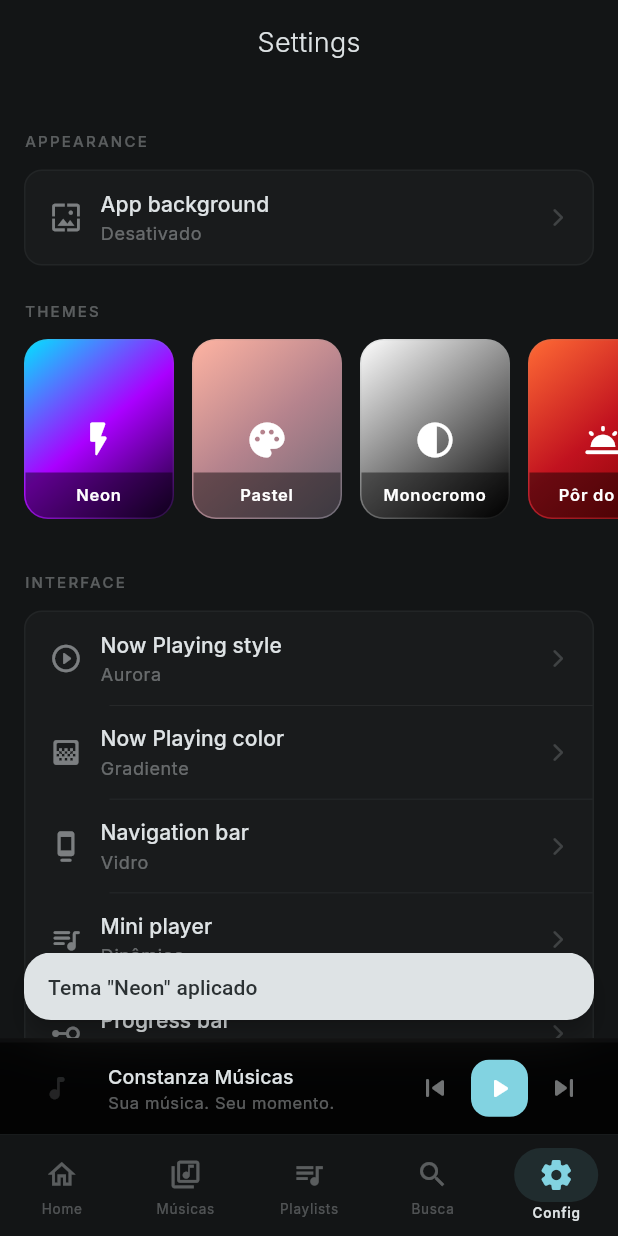
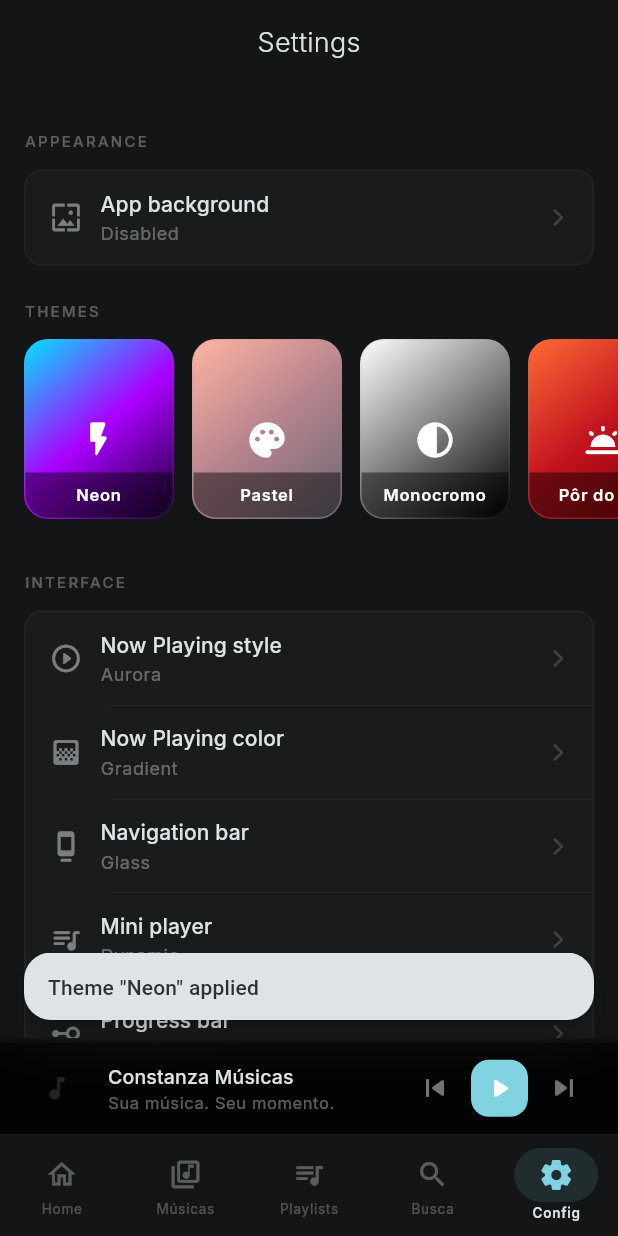
Before and after one commit to Elcidio-oficial/constanza-player, a Flutter app: the SettingsPage screen opened by its route, after a tap on "Neon", on a phone screen of 412 x 824 dp. Run offline on Flutter 3.47's test engine with Material 3 defaults, Android fonts, the phone set to English and light mode, and no system bars; our stand-ins replace audio_service, cached_network_image, equatable, flutter_animate, flutter_riverpod, go_router and 7 more; missing offline and left inert: audio_session; accounts and stored records are empty; generated files the repository leaves out were written again.

Commit message:
feat(i18n): Onda 3 — theme labels, settings dialogs, library headers
ARBs ampliados (+50 chaves)
- themeMode (system/light/dark)
- npStyle: classic/circular/large/fullBlur/vinyl/minimalist/aurora/elegant/wave/mosaic
- navBar: glass/artwork/solid/minimal
- miniPlayer: glass/artwork/minimal/card/dynamic
- mediaBar: minimal/glow/gradient/thick/classic
- npColorStyle: degrade/gradient
- albums/artists: title + count
- folders: title + apply + disabled
- duplicates/history/statistics/genres/composers titles

ThemeState
- 7 getters Label convertidos para métodos que recebem AppLocalizations
  (themeMode/listDensity/nowPlayingStyle/navBar/miniPlayer/mediaBar/colorStyle)
- AppLocalizations importado no provider

SettingsPage
- 5 subtitles atualizados para passar l10n nos métodos Label
- Subtitle "Fundo do App" agora localizado (Desativado/Gradiente/Imagem personalizada)
- Snackbar "Tema X aplicado" usa l10n.snackbarThemeApplied
- 4 dialogs migrados (NowPlayingStyle, NavBar, MiniPlayer, MediaBar) com options
  e títulos do l10n

Library pages
- AlbumsPage: AppBar title
- ArtistsPage: AppBar title
- FoldersPage: AppBar title (BIBLIOTECA + Pastas), botão Aplicar

flutter analyze 0 issues; build release 60.0 MB com R8.

Co-Authored-By: Claude Opus 4.7 <noreply@anthropic.com>

```diff
--- a/lib/presentation/pages/library/albums_page.dart
+++ b/lib/presentation/pages/library/albums_page.dart
@@ -1,5 +1,6 @@
 import 'package:flutter/material.dart';
 import 'package:flutter_riverpod/flutter_riverpod.dart';
+import 'package:constanza_player/l10n/gen/app_localizations.dart';
 import 'package:constanza_player/core/theme/app_spacing.dart';
 import 'package:constanza_player/core/utils/background_helper.dart';
 import 'package:constanza_player/core/utils/app_page_route.dart';
@@ -50,7 +51,7 @@ class _AlbumsPageState extends ConsumerState<AlbumsPage> {
         backgroundColor: Colors.transparent,
         appBar: AppBar(
           title: Text(
-            'Álbuns',
+            AppLocalizations.of(context).albumsTitle,
             style: theme.textTheme.titleLarge?.copyWith(
               fontWeight: FontWeight.w600,
             ),
--- a/lib/presentation/pages/library/artists_page.dart
+++ b/lib/presentation/pages/library/artists_page.dart
@@ -1,5 +1,6 @@
 import 'package:flutter/material.dart';
 import 'package:flutter_riverpod/flutter_riverpod.dart';
+import 'package:constanza_player/l10n/gen/app_localizations.dart';
 import 'package:constanza_player/core/theme/app_spacing.dart';
 import 'package:constanza_player/core/utils/background_helper.dart';
 import 'package:constanza_player/core/utils/app_page_route.dart';
@@ -50,7 +51,7 @@ class _ArtistsPageState extends ConsumerState<ArtistsPage> {
         backgroundColor: Colors.transparent,
         appBar: AppBar(
           title: Text(
-            'Artistas',
+            AppLocalizations.of(context).artistsTitle,
             style: theme.textTheme.titleLarge?.copyWith(
               fontWeight: FontWeight.w600,
             ),
--- a/lib/presentation/pages/settings/settings_page.dart
+++ b/lib/presentation/pages/settings/settings_page.dart
@@ -67,10 +67,11 @@ class SettingsPage extends ConsumerWidget {
                 icon: Icons.wallpaper_outlined,
                 title: l10n.settingsAppBackground,
                 subtitle: switch (themeState.backgroundType) {
-                  BackgroundType.none => 'Desativado',
+                  BackgroundType.none => l10n.settingsBackgroundOff,
                   BackgroundType.gradient =>
-                    themeState.currentGradient?.name ?? 'Gradiente',
-                  BackgroundType.image => 'Imagem personalizada',
+                    themeState.currentGradient?.name ??
+                        l10n.settingsBackgroundGradient,
+                  BackgroundType.image => l10n.settingsBackgroundCustomImage,
                 },
                 colors: colors,
                 theme: theme,
@@ -104,7 +105,7 @@ class SettingsPage extends ConsumerWidget {
                     ref.read(themeProvider.notifier).applyThemePreset(preset);
                     ScaffoldMessenger.of(context).showSnackBar(
                       SnackBar(
-                        content: Text('Tema "${preset.name}" aplicado'),
+                        content: Text(l10n.snackbarThemeApplied(preset.name)),
                         duration: const Duration(seconds: 2),
                       ),
                     );
@@ -177,7 +178,7 @@ class SettingsPage extends ConsumerWidget {
               _SettingsTile(
                 icon: Icons.play_circle_outline_rounded,
                 title: l10n.settingsNowPlayingStyle,
-                subtitle: themeState.nowPlayingStyleLabel,
+                subtitle: themeState.nowPlayingStyleLabel(l10n),
                 colors: colors,
                 theme: theme,
                 onTap: () => _showNowPlayingStyleDialog(context, ref),
@@ -186,7 +187,7 @@ class SettingsPage extends ConsumerWidget {
               _SettingsTile(
                 icon: Icons.gradient_rounded,
                 title: l10n.settingsNowPlayingColor,
-                subtitle: themeState.nowPlayingColorStyleLabel,
+                subtitle: themeState.nowPlayingColorStyleLabel(l10n),
                 colors: colors,
                 theme: theme,
                 onTap: () => _showNowPlayingColorStyleDialog(context, ref),
@@ -195,7 +196,7 @@ class SettingsPage extends ConsumerWidget {
               _SettingsTile(
                 icon: Icons.dock_rounded,
                 title: l10n.settingsNavBar,
-                subtitle: themeState.navBarStyleLabel,
+                subtitle: themeState.navBarStyleLabel(l10n),
                 colors: colors,
                 theme: theme,
                 onTap: () => _showNavBarStyleDialog(context, ref),
@@ -204,7 +205,7 @@ class SettingsPage extends ConsumerWidget {
               _SettingsTile(
                 icon: Icons.queue_music_rounded,
                 title: l10n.settingsMiniPlayer,
-                subtitle: themeState.miniPlayerStyleLabel,
+                subtitle: themeState.miniPlayerStyleLabel(l10n),
                 colors: colors,
                 theme: theme,
                 onTap: () => _showMiniPlayerStyleDialog(context, ref),
@@ -213,7 +214,7 @@ class SettingsPage extends ConsumerWidget {
               _SettingsTile(
                 icon: Icons.linear_scale_rounded,
                 title: l10n.settingsProgressBar,
-                subtitle: themeState.mediaBarStyleLabel,
+                subtitle: themeState.mediaBarStyleLabel(l10n),
                 colors: colors,
                 theme: theme,
                 onTap: () => _showMediaBarStyleDialog(context, ref),
@@ -877,18 +878,27 @@ class SettingsPage extends ConsumerWidget {
 
   void _showNowPlayingStyleDialog(BuildContext context, WidgetRef ref) {
     final colors = Theme.of(context).colorScheme;
+    final l10n = AppLocalizations.of(context);
     final current = ref.read(themeProvider).nowPlayingStyle;
     final options = [
-      (NowPlayingStyle.classic, 'Clássico', Icons.crop_square_rounded),
-      (NowPlayingStyle.circular, 'Circular', Icons.circle_outlined),
-      (NowPlayingStyle.large, 'Cinema', Icons.crop_landscape_rounded),
-      (NowPlayingStyle.fullBlur, 'Imersivo', Icons.blur_circular_rounded),
-      (NowPlayingStyle.vinyl, 'Vinil', Icons.album_rounded),
-      (NowPlayingStyle.minimalist, 'Minimalista', Icons.space_bar_rounded),
-      (NowPlayingStyle.aurora, 'Aurora', Icons.auto_awesome_rounded),
-      (NowPlayingStyle.elegant, 'Elegante', Icons.diamond_outlined),
-      (NowPlayingStyle.wave, 'Ondas', Icons.waves_rounded),
-      (NowPlayingStyle.mosaic, 'Mosaico', Icons.grid_view_rounded),
+      (NowPlayingStyle.classic, l10n.npStyleClassic, Icons.crop_square_rounded),
+      (NowPlayingStyle.circular, l10n.npStyleCircular, Icons.circle_outlined),
+      (NowPlayingStyle.large, l10n.npStyleLarge, Icons.crop_landscape_rounded),
+      (
+        NowPlayingStyle.fullBlur,
+        l10n.npStyleFullBlur,
+        Icons.blur_circular_rounded,
+      ),
+      (NowPlayingStyle.vinyl, l10n.npStyleVinyl, Icons.album_rounded),
+      (
+        NowPlayingStyle.minimalist,
+        l10n.npStyleMinimalist,
+        Icons.space_bar_rounded,
+      ),
+      (NowPlayingStyle.aurora, l10n.npStyleAurora, Icons.auto_awesome_rounded),
+      (NowPlayingStyle.elegant, l10n.npStyleElegant, Icons.diamond_outlined),
+      (NowPlayingStyle.wave, l10n.npStyleWave, Icons.waves_rounded),
+      (NowPlayingStyle.mosaic, l10n.npStyleMosaic, Icons.grid_view_rounded),
     ];
     showDialog(
       context: context,
@@ -897,7 +907,7 @@ class SettingsPage extends ConsumerWidget {
         shape: RoundedRectangleBorder(
           borderRadius: BorderRadius.circular(AppSpacing.radiusLg),
         ),
-        title: const Text('Estilo Now Playing'),
+        title: Text(l10n.settingsNowPlayingStyle),
         children: options.map((o) {
           return _dialogOption(ctx, o.$2, o.$3, current == o.$1, () {
             ref.read(themeProvider.notifier).setNowPlayingStyle(o.$1);
@@ -1004,12 +1014,13 @@ class SettingsPage extends ConsumerWidget {
 
   void _showNavBarStyleDialog(BuildContext context, WidgetRef ref) {
     final colors = Theme.of(context).colorScheme;
+    final l10n = AppLocalizations.of(context);
     final current = ref.read(themeProvider).navBarStyle;
     final options = [
-      (NavBarStyle.glass, 'Vidro', Icons.blur_on_rounded),
-      (NavBarStyle.artwork, 'Capa', Icons.image_rounded),
-      (NavBarStyle.solid, 'Sólido', Icons.square_rounded),
-      (NavBarStyle.minimal, 'Minimal', Icons.minimize_rounded),
+      (NavBarStyle.glass, l10n.navBarGlass, Icons.blur_on_rounded),
+      (NavBarStyle.artwork, l10n.navBarArtwork, Icons.image_rounded),
+      (NavBarStyle.solid, l10n.navBarSolid, Icons.square_rounded),
+      (NavBarStyle.minimal, l10n.navBarMinimal, Icons.minimize_rounded),
     ];
     showDialog(
       context: context,
@@ -1018,7 +1029,7 @@ class SettingsPage extends ConsumerWidget {
         shape: RoundedRectangleBorder(
           borderRadius: BorderRadius.circular(AppSpacing.radiusLg),
         ),
-        title: const Text('Barra de Navegação'),
+        title: Text(l10n.settingsNavBar),
         children: options.map((o) {
           return _dialogOption(ctx, o.$2, o.$3, current == o.$1, () {
             ref.read(themeProvider.notifier).setNavBarStyle(o.$1);
@@ -1031,13 +1042,18 @@ class SettingsPage extends ConsumerWidget {
 
   void _showMiniPlayerStyleDialog(BuildContext context, WidgetRef ref) {
     final colors = Theme.of(context).colorScheme;
+    final l10n = AppLocalizations.of(context);
     final current = ref.read(themeProvider).miniPlayerStyle;
     final options = [
-      (MiniPlayerStyle.glass, 'Vidro', Icons.blur_on_rounded),
-      (MiniPlayerStyle.artwork, 'Capa', Icons.image_rounded),
-      (MiniPlayerStyle.minimal, 'Minimal', Icons.minimize_rounded),
-      (MiniPlayerStyle.card, 'Card', Icons.credit_card_rounded),
-      (MiniPlayerStyle.dynamic, 'Dinâmico', Icons.auto_awesome_rounded),
+      (MiniPlayerStyle.glass, l10n.miniPlayerGlass, Icons.blur_on_rounded),
+      (MiniPlayerStyle.artwork, l10n.miniPlayerArtwork, Icons.image_rounded),
+      (MiniPlayerStyle.minimal, l10n.miniPlayerMinimal, Icons.minimize_rounded),
+      (MiniPlayerStyle.card, l10n.miniPlayerCard, Icons.credit_card_rounded),
+      (
+        MiniPlayerStyle.dynamic,
+        l10n.miniPlayerDynamic,
+        Icons.auto_awesome_rounded,
+      ),
     ];
     showDialog(
       context: context,
@@ -1046,7 +1062,7 @@ class SettingsPage extends ConsumerWidget {
         shape: RoundedRectangleBorder(
           borderRadius: BorderRadius.circular(AppSpacing.radiusLg),
         ),
-        title: const Text('Estilo Mini Player'),
+        title: Text(l10n.settingsMiniPlayer),
         children: options.map((o) {
           return _dialogOption(ctx, o.$2, o.$3, current == o.$1, () {
             ref.read(themeProvider.notifier).setMiniPlayerStyle(o.$1);
@@ -1059,13 +1075,14 @@ class SettingsPage extends ConsumerWidget {
 
   void _showMediaBarStyleDialog(BuildContext context, WidgetRef ref) {
     final colors = Theme.of(context).colorScheme;
+    final l10n = AppLocalizations.of(context);
     final current = ref.read(themeProvider).mediaBarStyle;
     final options = [
-      (MediaBarStyle.minimal, 'Minimal', Icons.remove_rounded),
-      (MediaBarStyle.glow, 'Brilho', Icons.flare_rounded),
-      (MediaBarStyle.gradient, 'Gradiente', Icons.gradient_rounded),
-      (MediaBarStyle.thick, 'Espessa', Icons.linear_scale_rounded),
-      (MediaBarStyle.classic, 'Clássico', Icons.tune_rounded),
+      (MediaBarStyle.minimal, l10n.mediaBarMinimal, Icons.remove_rounded),
+      (MediaBarStyle.glow, l10n.mediaBarGlow, Icons.flare_rounded),
+      (MediaBarStyle.gradient, l10n.mediaBarGradient, Icons.gradient_rounded),
+      (MediaBarStyle.thick, l10n.mediaBarThick, Icons.linear_scale_rounded),
+      (MediaBarStyle.classic, l10n.mediaBarClassic, Icons.tune_rounded),
     ];
     showDialog(
       context: context,
@@ -1074,7 +1091,7 @@ class SettingsPage extends ConsumerWidget {
         shape: RoundedRectangleBorder(
           borderRadius: BorderRadius.circular(AppSpacing.radiusLg),
         ),
-        title: const Text('Barra de Progresso'),
+        title: Text(l10n.settingsProgressBar),
         children: options.map((o) {
           return _dialogOption(ctx, o.$2, o.$3, current == o.$1, () {
             ref.read(themeProvider.notifier).setMediaBarStyle(o.$1);
--- a/lib/presentation/providers/theme_provider.dart
+++ b/lib/presentation/providers/theme_provider.dart
@@ -1,6 +1,7 @@
 import 'package:flutter/material.dart';
 import 'package:flutter_riverpod/legacy.dart';
 import 'package:constanza_player/core/theme/app_backgrounds.dart';
+import 'package:constanza_player/l10n/gen/app_localizations.dart';
 import 'package:constanza_player/services/settings_storage_service.dart';
 
 enum ListDensity { compact, normal, comfortable }
@@ -90,58 +91,61 @@ class ThemeState {
       ? AppBackgrounds.findById(gradientPresetId!)
       : null;
 
-  String get themeModeLabel => switch (themeMode) {
-    ThemeMode.system => 'Sistema',
-    ThemeMode.light => 'Claro',
-    ThemeMode.dark => 'Escuro',
+  String themeModeLabel(AppLocalizations l10n) => switch (themeMode) {
+    ThemeMode.system => l10n.themeModeSystem,
+    ThemeMode.light => l10n.themeModeLight,
+    ThemeMode.dark => l10n.themeModeDark,
   };
 
-  String get listDensityLabel => switch (listDensity) {
-    ListDensity.compact => 'Compacto',
-    ListDensity.normal => 'Normal',
-    ListDensity.comfortable => 'Confortável',
+  String listDensityLabel(AppLocalizations l10n) => switch (listDensity) {
+    ListDensity.compact => l10n.libraryDensityCompact,
+    ListDensity.normal => l10n.libraryDensityNormal,
+    ListDensity.comfortable => l10n.libraryDensityComfortable,
   };
 
-  String get nowPlayingStyleLabel => switch (nowPlayingStyle) {
-    NowPlayingStyle.classic => 'Clássico',
-    NowPlayingStyle.circular => 'Circular',
-    NowPlayingStyle.large => 'Cinema',
-    NowPlayingStyle.fullBlur => 'Imersivo',
-    NowPlayingStyle.vinyl => 'Vinil',
-    NowPlayingStyle.minimalist => 'Minimalista',
-    NowPlayingStyle.aurora => 'Aurora',
-    NowPlayingStyle.elegant => 'Elegante',
-    NowPlayingStyle.wave => 'Ondas',
-    NowPlayingStyle.mosaic => 'Mosaico',
+  String nowPlayingStyleLabel(AppLocalizations l10n) =>
+      switch (nowPlayingStyle) {
+        NowPlayingStyle.classic => l10n.npStyleClassic,
+        NowPlayingStyle.circular => l10n.npStyleCircular,
+        NowPlayingStyle.large => l10n.npStyleLarge,
+        NowPlayingStyle.fullBlur => l10n.npStyleFullBlur,
+        NowPlayingStyle.vinyl => l10n.npStyleVinyl,
+        NowPlayingStyle.minimalist => l10n.npStyleMinimalist,
+        NowPlayingStyle.aurora => l10n.npStyleAurora,
+        NowPlayingStyle.elegant => l10n.npStyleElegant,
+        NowPlayingStyle.wave => l10n.npStyleWave,
+        NowPlayingStyle.mosaic => l10n.npStyleMosaic,
+      };
+
+  String navBarStyleLabel(AppLocalizations l10n) => switch (navBarStyle) {
+    NavBarStyle.glass => l10n.navBarGlass,
+    NavBarStyle.artwork => l10n.navBarArtwork,
+    NavBarStyle.solid => l10n.navBarSolid,
+    NavBarStyle.minimal => l10n.navBarMinimal,
   };
 
-  String get navBarStyleLabel => switch (navBarStyle) {
-    NavBarStyle.glass => 'Vidro',
-    NavBarStyle.artwork => 'Capa',
-    NavBarStyle.solid => 'Sólido',
-    NavBarStyle.minimal => 'Minimal',
+  String miniPlayerStyleLabel(AppLocalizations l10n) =>
+      switch (miniPlayerStyle) {
+        MiniPlayerStyle.glass => l10n.miniPlayerGlass,
+        MiniPlayerStyle.artwork => l10n.miniPlayerArtwork,
+        MiniPlayerStyle.minimal => l10n.miniPlayerMinimal,
+        MiniPlayerStyle.card => l10n.miniPlayerCard,
+        MiniPlayerStyle.dynamic => l10n.miniPlayerDynamic,
+      };
+
+  String mediaBarStyleLabel(AppLocalizations l10n) => switch (mediaBarStyle) {
+    MediaBarStyle.minimal => l10n.mediaBarMinimal,
+    MediaBarStyle.glow => l10n.mediaBarGlow,
+    MediaBarStyle.gradient => l10n.mediaBarGradient,
+    MediaBarStyle.thick => l10n.mediaBarThick,
+    MediaBarStyle.classic => l10n.mediaBarClassic,
   };
 
-  String get miniPlayerStyleLabel => switch (miniPlayerStyle) {
-    MiniPlayerStyle.glass => 'Vidro',
-    MiniPlayerStyle.artwork => 'Capa',
-    MiniPlayerStyle.minimal => 'Minimal',
-    MiniPlayerStyle.card => 'Card',
-    MiniPlayerStyle.dynamic => 'Dinâmico',
-  };
-
-  String get mediaBarStyleLabel => switch (mediaBarStyle) {
-    MediaBarStyle.minimal => 'Minimal',
-    MediaBarStyle.glow => 'Brilho',
-    MediaBarStyle.gradient => 'Gradiente',
-    MediaBarStyle.thick => 'Espessa',
-    MediaBarStyle.classic => 'Clássico',
-  };
-
-  String get nowPlayingColorStyleLabel => switch (nowPlayingColorStyle) {
-    NowPlayingColorStyle.degrade => 'Degradê',
-    NowPlayingColorStyle.gradient => 'Gradiente',
-  };
+  String nowPlayingColorStyleLabel(AppLocalizations l10n) =>
+      switch (nowPlayingColorStyle) {
+        NowPlayingColorStyle.degrade => l10n.npColorStyleDegrade,
+        NowPlayingColorStyle.gradient => l10n.npColorStyleGradient,
+      };
 
   /// Serializa para JSON-safe map.
   Map<String, dynamic> toJson() => {
```
Also changed, not shown: lib/l10n/app_en.arb (+55 -1 lines), lib/l10n/app_pt.arb (+55 -1 lines), lib/presentation/pages/library/folders_page.dart (+4 -3 lines).
